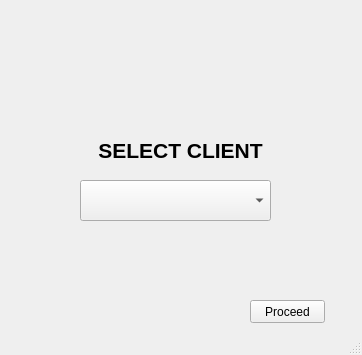
Before: the Qt Designer form ui/modify-client.ui in yashu2001/gym-manager, drawn with Qt 5.
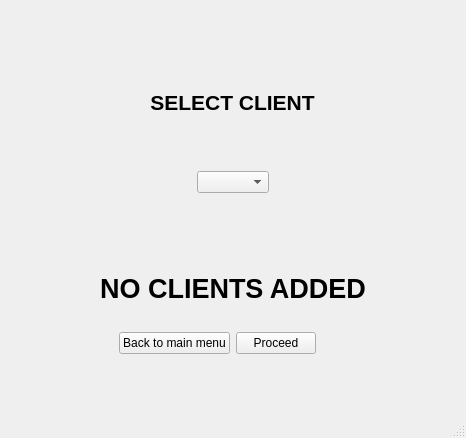
After: the same form once the commit is applied. Icons and pictures are not drawn.

```diff
--- a/ui/modify-client.ui
+++ b/ui/modify-client.ui
@@ -6,45 +6,17 @@
    <rect>
     <x>0</x>
     <y>0</y>
-    <width>362</width>
-    <height>355</height>
+    <width>466</width>
+    <height>438</height>
    </rect>
   </property>
-  <property name="minimumSize">
-   <size>
-    <width>362</width>
-    <height>355</height>
-   </size>
-  </property>
-  <property name="maximumSize">
-   <size>
-    <width>362</width>
-    <height>355</height>
-   </size>
-  </property>
   <property name="windowTitle">
    <string>MainWindow</string>
   </property>
   <widget class="QWidget" name="centralwidget">
-   <widget class="QComboBox" name="comboBox">
-    <property name="geometry">
-     <rect>
-      <x>80</x>
-      <y>180</y>
-      <width>191</width>
-      <height>41</height>
-     </rect>
-    </property>
-   </widget>
+   <layout class="QGridLayout" name="gridLayout">
+    <item row="0" column="0" colspan="2" alignment="Qt::AlignHCenter|Qt::AlignTop">
    <widget class="QLabel" name="label">
-    <property name="geometry">
-     <rect>
-      <x>10</x>
-      <y>10</y>
-      <width>331</width>
-      <height>121</height>
-     </rect>
-    </property>
     <property name="text">
      <string/>
     </property>
@@ -55,32 +27,39 @@
      <bool>true</bool>
     </property>
    </widget>
+    </item>
+    <item row="1" column="0" colspan="2" alignment="Qt::AlignHCenter|Qt::AlignTop">
    <widget class="QLabel" name="label_2">
-    <property name="geometry">
-     <rect>
-      <x>10</x>
-      <y>130</y>
-      <width>341</width>
-      <height>41</height>
-     </rect>
-    </property>
     <property name="text">
      <string>&lt;html&gt;&lt;head/&gt;&lt;body&gt;&lt;p align=&quot;center&quot;&gt;&lt;span style=&quot; font-size:16pt; font-weight:600;&quot;&gt;SELECT CLIENT&lt;/span&gt;&lt;/p&gt;&lt;/body&gt;&lt;/html&gt;</string>
     </property>
    </widget>
+    </item>
+    <item row="2" column="0" colspan="2" alignment="Qt::AlignHCenter|Qt::AlignTop">
+     <widget class="QComboBox" name="comboBox"/>
+    </item>
+    <item row="3" column="0" colspan="2">
+     <widget class="QLabel" name="label_3">
+      <property name="text">
+       <string>&lt;html&gt;&lt;head/&gt;&lt;body&gt;&lt;p align=&quot;center&quot;&gt;&lt;span style=&quot; font-size:20pt; font-weight:600;&quot;&gt;NO CLIENTS ADDED&lt;/span&gt;&lt;/p&gt;&lt;/body&gt;&lt;/html&gt;</string>
+      </property>
+     </widget>
+    </item>
+    <item row="4" column="0" alignment="Qt::AlignRight|Qt::AlignTop">
+     <widget class="QPushButton" name="pushButton_2">
+      <property name="text">
+       <string>Back to main menu</string>
+      </property>
+     </widget>
+    </item>
+    <item row="4" column="1" alignment="Qt::AlignLeft|Qt::AlignTop">
    <widget class="QPushButton" name="pushButton">
-    <property name="geometry">
-     <rect>
-      <x>250</x>
-      <y>300</y>
-      <width>75</width>
-      <height>23</height>
-     </rect>
-    </property>
     <property name="text">
      <string>Proceed</string>
     </property>
    </widget>
+    </item>
+   </layout>
   </widget>
   <widget class="QStatusBar" name="statusbar"/>
  </widget>
```
Left out of the diff: 2 changed lines with no effect on the pictures. Lines whose indentation alone changed are shown as unchanged.
